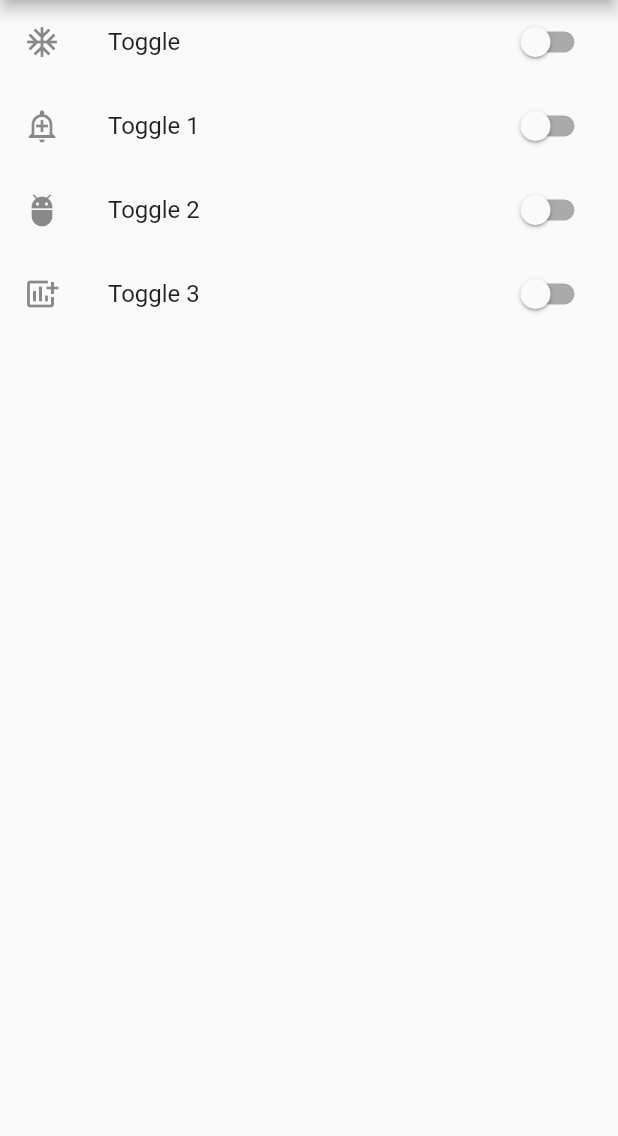
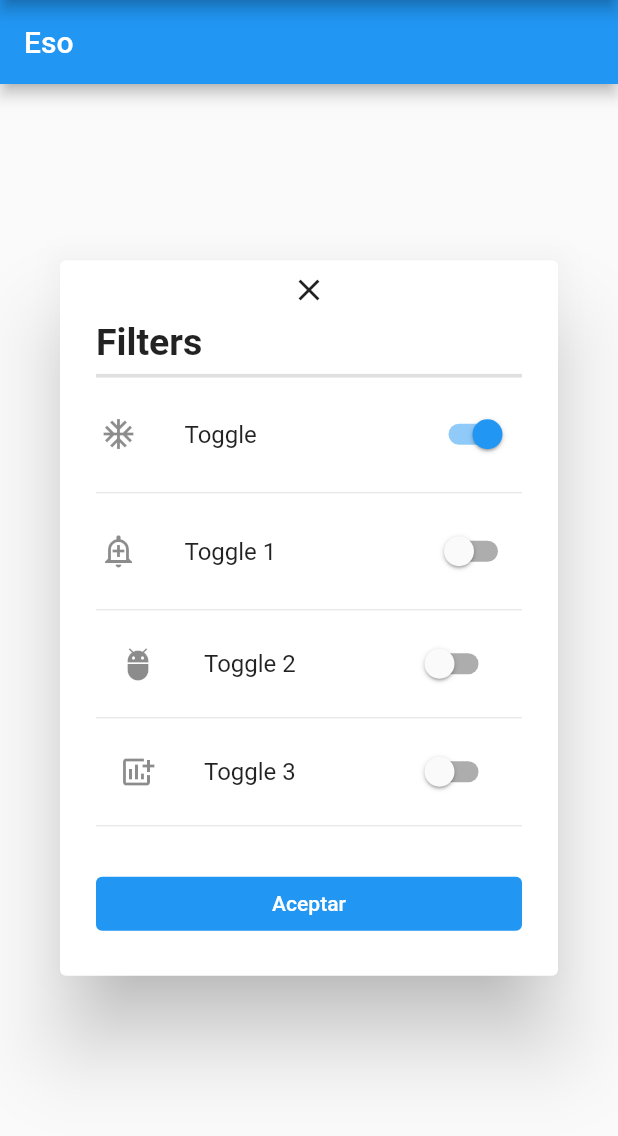
Before and after one commit to leopazgerez/desafioGrupo1, a Flutter app: the screen it shows after launch, after a tap on "Toggle", on a phone screen of 412 x 824 dp, the part 84-1220 px from its top. Run offline on Flutter 3.47's test engine with Material 2 defaults, Android fonts, the phone set to English and light mode, and no system bars.

Commit message:
file filter_component added

```diff
--- a/lib/main.dart
+++ b/lib/main.dart
@@ -1,3 +1,4 @@
+import 'package:desafiogrupo1/src/ui/pagecomponent/filter_component.dart';
 import 'package:flutter/material.dart';
 
 void main() {
@@ -19,6 +20,10 @@ class MyApp extends StatelessWidget {
   }
 }
 
+//  Parametros a recibir de la clase filtros seria: tamaño del container, colores, los filtros en base
+// los datos que estan cargados una variable de tipo funcion para que pueda interactuar con los de mas widgets
+// Habra que ver si se ajusta de manera correcta un VoidCallBack para la interaccion o si se debe hacer otro tipo
+
 class MyHomePage extends StatefulWidget {
   const MyHomePage({super.key, required this.title});
 
@@ -29,31 +34,10 @@ class MyHomePage extends StatefulWidget {
 }
 
   class _MyHomePageState extends State<MyHomePage> {
-  late Toggle toggle;
     bool _toggled4 = false;
     bool _toggled1 = false;
     bool _toggled2 = false;
     bool _toggled3 = false;
-  _setToggle(bool value) {
-    switch (toggle) {
-      case Toggle.one:
-        return setState(() {
-          _toggled1 = value;
-        });
-    case Toggle.two:
-        return setState(() {
-          _toggled2 = value;
-        });
-    case Toggle.three:
-        return setState(() {
-          _toggled3 = value;
-        });
-    case Toggle.four:
-        return setState(() {
-          _toggled4 = value;
-        });
-    }
-  }
 
     @override
     Widget build(BuildContext context) {
@@ -61,50 +45,7 @@ class _MyHomePageState extends State<MyHomePage> {
         appBar: AppBar(
           title: Text(widget.title),
         ),
-      body: Center(
-        child: Column(
-          children: <Widget>[
-            SwitchListTile(
-              value: _toggled1,
-              onChanged: _setToggle,
-              title: const Text('Toggle'),
-              secondary: const Icon(Icons.ac_unit),
-            ),
-            SwitchListTile(
-              value: _toggled2,
-              onChanged: (bool value) {
-                setState(() {
-                  _toggled2 = value;
-                });
-              },
-              title: const Text('Toggle 1'),
-              secondary: const Icon(Icons.add_alert_outlined),
-            ),
-            SwitchListTile(
-              value: _toggled3,
-              onChanged: (bool value) {
-                setState(() {
-                  _toggled3 = value;
-                });
-              },
-              title: const Text('Toggle 2'),
-              secondary: const Icon(Icons.adb),
-            ),
-            SwitchListTile(
-              value: _toggled4,
-              onChanged: (bool value) {
-                setState(() {
-                  _toggled4 = value;
-                });
-              },
-              title: const Text('Toggle 3'),
-              secondary: const Icon(Icons.add_chart),
-            ),
-          ],
-        ),
-      ),
+        body: FilterComponent(),
       );
     }
   }
-
-enum Toggle { one, two, three, four }
--- /dev/null
+++ b/lib/src/ui/pagecomponent/filter_component.dart
@@ -0,0 +1,275 @@
+import 'package:flutter/material.dart';
+
+class FilterComponent extends StatefulWidget {
+  const FilterComponent({Key? key}) : super(key: key);
+
+  @override
+  State<FilterComponent> createState() => _FilterComponentState();
+}
+
+class _FilterComponentState extends State<FilterComponent> {
+  late Toggle toggle;
+  bool _toggled4 = false;
+  bool _toggled1 = false;
+  bool _toggled2 = false;
+  bool _toggled3 = false;
+
+  @override
+  Widget build(BuildContext context) {
+    return Scaffold(
+      appBar: AppBar(
+        title: Text('Eso'),
+      ),
+      body: AlertDialog(
+        icon: SizedBox(
+            height: 20,
+            width: 20,
+            child: const CloseButton()),
+        iconPadding: EdgeInsets.zero,
+        buttonPadding: EdgeInsets.zero,
+        scrollable: true,
+        content: Column(
+          children: [
+            _header(),
+            const Divider(thickness: 2.5,),
+            SizedBox(
+                height: 300,
+                width: 300,
+                child: SingleChildScrollView(
+                    child: _body()
+                )
+            ),
+            const SizedBox(height: 20,),
+            _button(),
+          ],
+        ),
+      ),
+    );
+  }
+
+  Center _bodyTest() {
+    return Center(
+      child: Column(
+        children: <Widget>[
+          AlertDialog(
+              content: Container(
+                height: 150,
+                width: 75,
+                child: SingleChildScrollView(
+                  child: Column(children: <Widget>[
+                    Text('data'),
+                    Divider(),
+                    SwitchListTile(
+                      contentPadding: const EdgeInsets.all(3),
+                      value: _toggled1,
+                      onChanged: (bool value) {
+                        setState(() {
+                          _toggled1 = value;
+                        });
+                      },
+                      title: const Text('Toggle'),
+                      secondary: const Icon(Icons.ac_unit),
+                    ),
+                    const Divider(),
+                    SwitchListTile(
+                      contentPadding: const EdgeInsets.all(3),
+                      value: _toggled2,
+                      onChanged: (bool value) {
+                        setState(() {
+                          _toggled2 = value;
+                        });
+                      },
+                      title: const Text('Toggle 1'),
+                      secondary: const Icon(Icons.add_alert_outlined),
+                    ),
+                    const Divider(),
+                    SwitchListTile(
+                      value: _toggled3,
+                      onChanged: (bool value) {
+                        setState(() {
+                          _toggled3 = value;
+                        });
+                      },
+                      title: const Text('Toggle 2'),
+                      secondary: const Icon(Icons.adb),
+                    ),
+                    const Divider(),
+                    SwitchListTile(
+                      value: _toggled4,
+                      onChanged: (bool value) {
+                        setState(() {
+                          _toggled4 = value;
+                        });
+                      },
+                      title: const Text('Toggle 3'),
+                      secondary: const Icon(Icons.add_chart),
+                    )
+                  ]),
+                ),
+              ),
+              shape: const RoundedRectangleBorder(
+                  borderRadius: BorderRadius.all(Radius.circular(15.0))))
+        ],
+      ),
+    );
+  }
+
+  Widget _header() {
+    return Row(
+      children: [
+
+        Text(
+          'Filters',
+          style: TextStyle(
+              fontWeight: FontWeight.bold,
+              fontSize: 25),
+        )
+      ],
+    );
+  }
+
+  Widget _body() {
+    return Column(children: <Widget>[
+      SwitchListTile(
+        contentPadding: const EdgeInsets.all(3),
+        value: _toggled1,
+        onChanged: (bool value) {
+          setState(() {
+            _toggled1 = value;
+          });
+        },
+        title: const Text('Toggle'),
+        secondary: const Icon(Icons.ac_unit),
+      ),
+      const Divider(),
+      SwitchListTile(
+        contentPadding: const EdgeInsets.all(3),
+        value: _toggled2,
+        onChanged: (bool value) {
+          setState(() {
+            _toggled2 = value;
+          });
+        },
+        title: const Text('Toggle 1'),
+        secondary: const Icon(Icons.add_alert_outlined),
+      ),
+      const Divider(),
+      SwitchListTile(
+        value: _toggled3,
+        onChanged: (bool value) {
+          setState(() {
+            _toggled3 = value;
+          });
+        },
+        title: const Text('Toggle 2'),
+        secondary: const Icon(Icons.adb),
+      ),
+      const Divider(),
+      SwitchListTile(
+        value: _toggled4,
+        onChanged: (bool value) {
+          setState(() {
+            _toggled4 = value;
+          });
+        },
+        title: const Text('Toggle 3'),
+        secondary: const Icon(Icons.add_chart),
+      ),const Divider(),
+      SwitchListTile(
+        value: _toggled4,
+        onChanged: (bool value) {
+          setState(() {
+            _toggled4 = value;
+          });
+        },
+        title: const Text('Toggle 3'),
+        secondary: const Icon(Icons.add_chart),
+      ),const Divider(),
+      SwitchListTile(
+        value: _toggled4,
+        onChanged: (bool value) {
+          setState(() {
+            _toggled4 = value;
+          });
+        },
+        title: const Text('Toggle 3'),
+        secondary: const Icon(Icons.add_chart),
+      ),const Divider(),
+      SwitchListTile(
+        value: _toggled4,
+        onChanged: (bool value) {
+          setState(() {
+            _toggled4 = value;
+          });
+        },
+        title: const Text('Toggle 3'),
+        secondary: const Icon(Icons.add_chart),
+      ),const Divider(),
+      SwitchListTile(
+        value: _toggled4,
+        onChanged: (bool value) {
+          setState(() {
+            _toggled4 = value;
+          });
+        },
+        title: const Text('Toggle 3'),
+        secondary: const Icon(Icons.add_chart),
+      ),const Divider(),
+      SwitchListTile(
+        value: _toggled4,
+        onChanged: (bool value) {
+          setState(() {
+            _toggled4 = value;
+          });
+        },
+        title: const Text('Toggle 3'),
+        secondary: const Icon(Icons.add_chart),
+      ),const Divider(),
+      SwitchListTile(
+        value: _toggled4,
+        onChanged: (bool value) {
+          setState(() {
+            _toggled4 = value;
+          });
+        },
+        title: const Text('Toggle 3'),
+        secondary: const Icon(Icons.add_chart),
+      ),const Divider(),
+      SwitchListTile(
+        value: _toggled4,
+        onChanged: (bool value) {
+          setState(() {
+            _toggled4 = value;
+          });
+        },
+        title: const Text('Toggle 3'),
+        secondary: const Icon(Icons.add_chart),
+      ),
+      const Divider(),
+      SwitchListTile(
+        value: _toggled4,
+        onChanged: (bool value) {
+          setState(() {
+            _toggled4 = value;
+          });
+        },
+        title: const Text('Toggle 3'),
+        secondary: const Icon(Icons.add_chart),
+      ),
+    ]);
+  }
+
+  Widget _button() {
+    return Container(
+      // color: Colors.blue,
+        width: 300,
+        child: const ElevatedButton(
+            style: ButtonStyle(backgroundColor: MaterialStatePropertyAll(Colors.blue)),
+            onPressed: null,
+            child: Text('Aceptar',style: TextStyle(color: Colors.white),)
+        )
+    );
+  }
+}
+
+enum Toggle { one, two, three, four }
```
Lines whose indentation alone changed are shown as unchanged.
